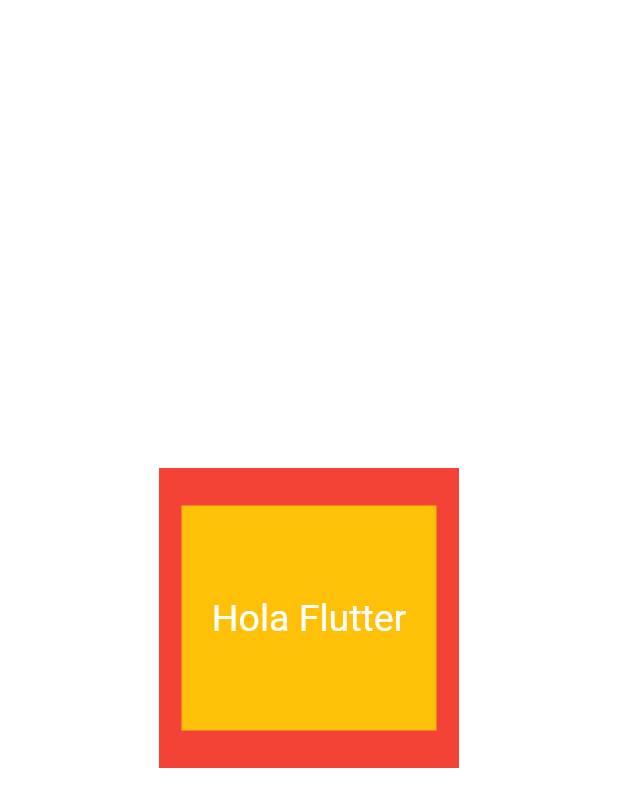
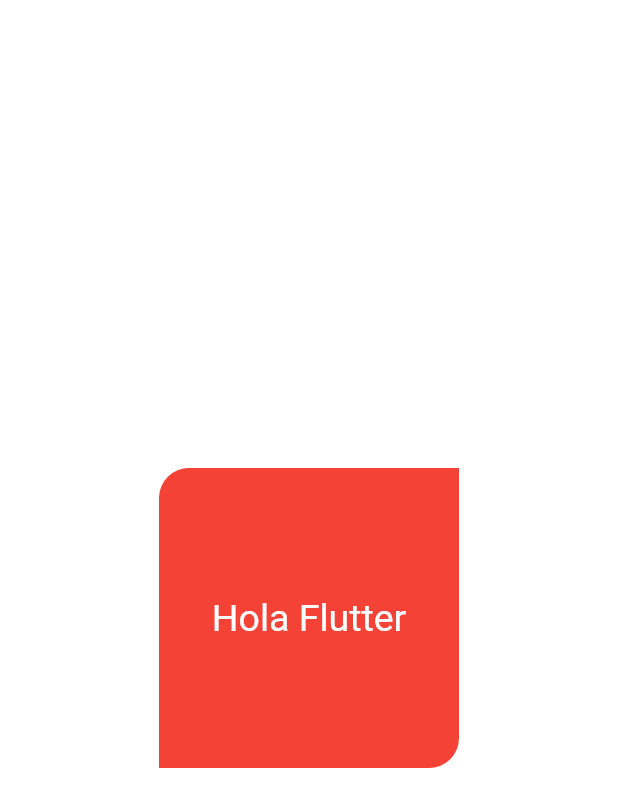
Before and after one commit to Juand4rck12/flutter-projects, a Flutter app: the screen it shows after launch, on a phone screen of 412 x 824 dp. Shown: the top 807 px of the screen. Run offline on Flutter 3.47's test engine with Material 3 defaults, Android fonts, the phone set to English and light mode, and no system bars.

Commit message:
Border Radius en Flutter

```diff
--- a/teoria_0/lib/main.dart
+++ b/teoria_0/lib/main.dart
@@ -2,7 +2,7 @@ import 'package:flutter/material.dart';
 import 'package:teoria_0/pages/containerPage.dart';
 
 void main() {
-  runApp(MyApp());
+  runApp(const MyApp());
 }
 
 class MyApp extends StatelessWidget {
--- a/teoria_0/lib/pages/containerPage.dart
+++ b/teoria_0/lib/pages/containerPage.dart
@@ -6,38 +6,24 @@ class ContainerPage extends StatelessWidget {
   @override
   Widget build(BuildContext context) {
     return DefaultTextStyle(
-      style: TextStyle(fontSize: 25.0),
+      style: const TextStyle(fontSize: 25.0),
       child: Center(
         child: Container(
-
           width: 200.0,
           height: 200.0,
-          color: Colors.red,
+          alignment: Alignment.center,
+          decoration: const BoxDecoration(
+            color: Colors.red,
+            // Radio total
+            // borderRadius: BorderRadius.all(Radius.circular(25.0))
 
-          // Padding only, para especificar direcciones
-          padding: EdgeInsets.only(
-            top: 25.0,
-            bottom: 25.0,
-            right: 15.0,
-            left: 15.0
+            // Radio con opciones
+            borderRadius: BorderRadius.only(
+              topLeft: Radius.circular(20.0),
+              bottomRight: Radius.circular(20.0)
+            )
           ),
-
-          // Padding all para mismo valor en todas las direcciones
-          // padding: EdgeInsets.all(25),
-
-          // Padding simetrico para especificar lados
-          // Verticales y horizontales
-          // padding: EdgeInsets.symmetric(
-          //   vertical: 10.0,
-          //   horizontal: 10.0
-          // ),
-
-          child: Container(
-            width: 200.0,
-            height: 200.0,
-            color: Colors.amber,
-            alignment: Alignment.center,
-            child: Text("Hola Flutter")),
+          child: const Text("Hola Flutter"),
         ),
       ),
     );
```
